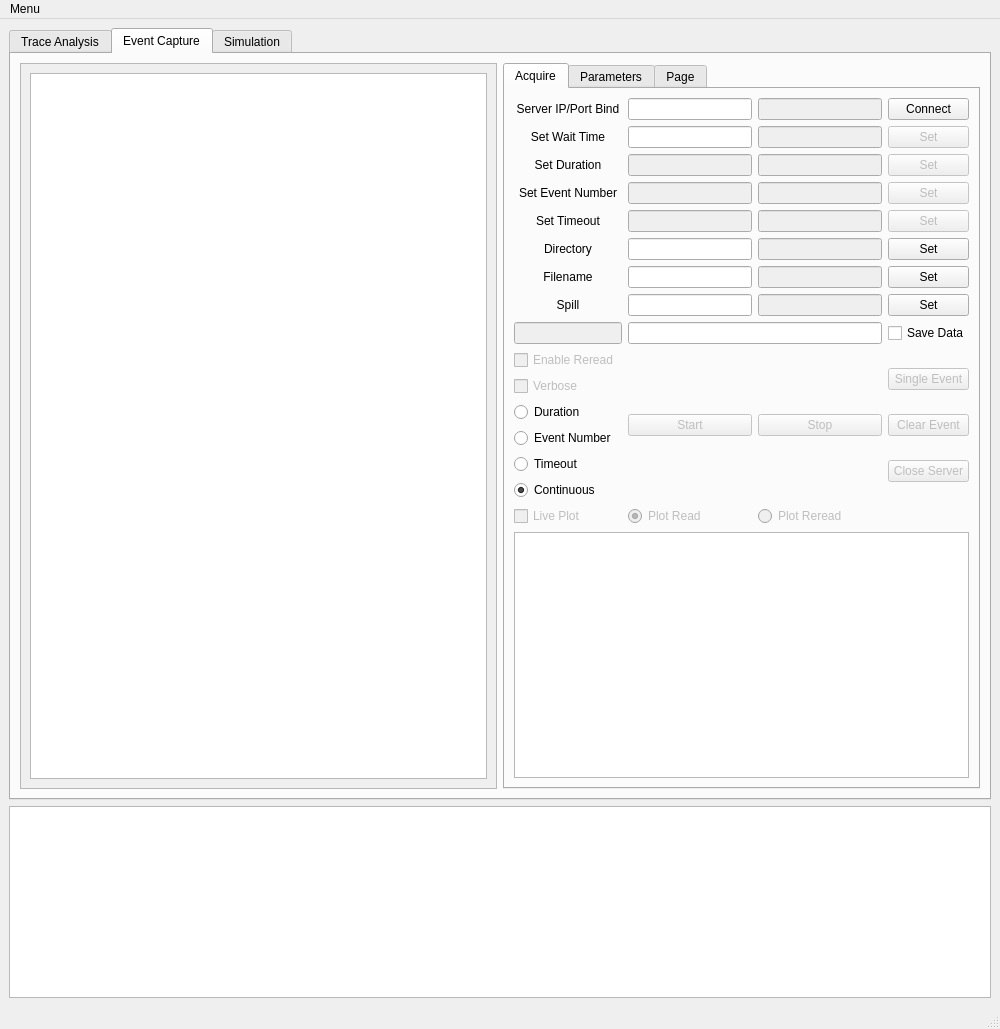
This is traceGUI_experimental.ui in zdhughes5/ADS as Qt 5 draws it before an edit. The edited form follows.
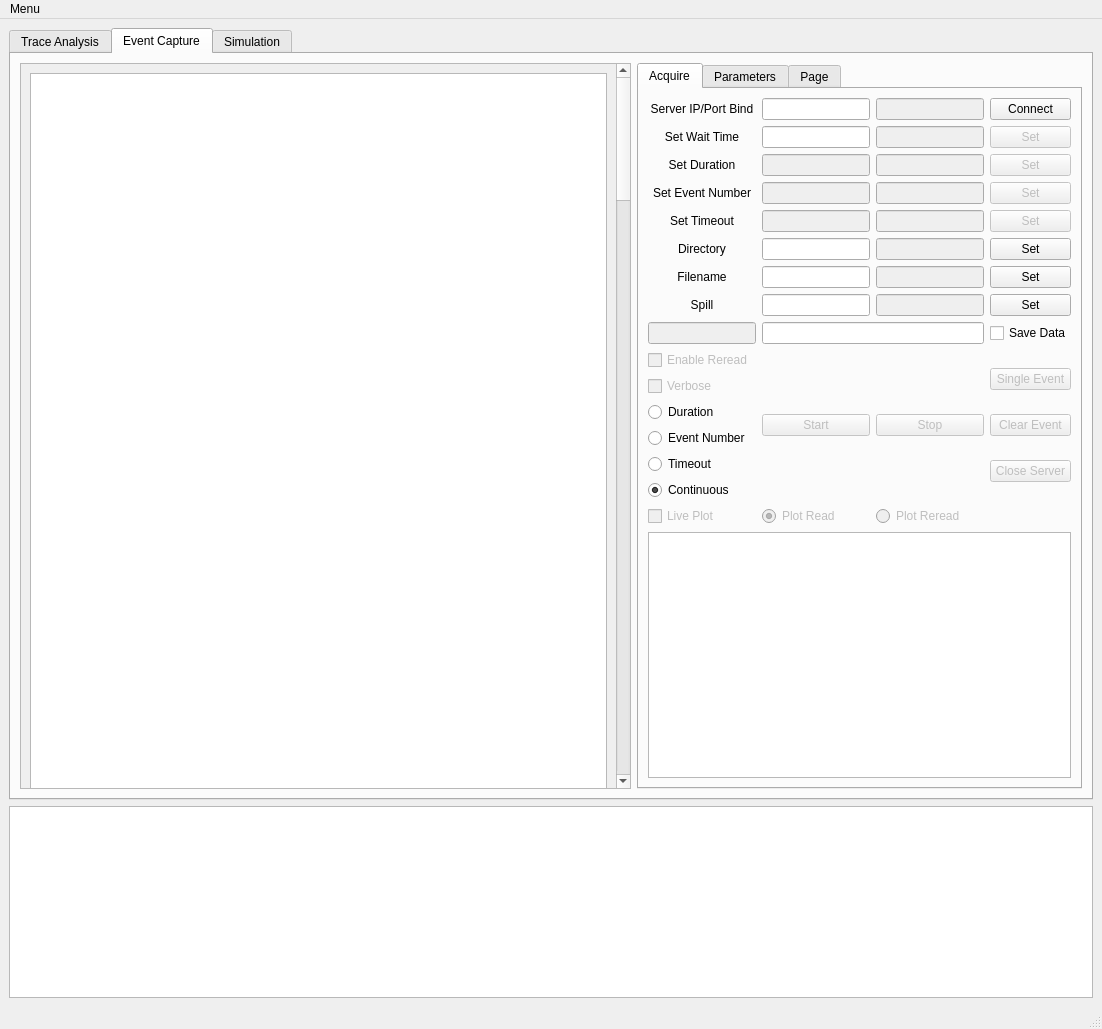
This is the edited form. Custom widgets are drawn as their Qt base class.

```diff
--- a/traceGUI_experimental.ui
+++ b/traceGUI_experimental.ui
@@ -6,7 +6,7 @@
    <rect>
     <x>0</x>
     <y>0</y>
-    <width>1000</width>
+    <width>1102</width>
     <height>1029</height>
    </rect>
   </property>
@@ -38,7 +38,7 @@
             <rect>
              <x>0</x>
              <y>0</y>
-             <width>461</width>
+             <width>512</width>
              <height>1888</height>
             </rect>
            </property>
@@ -1292,6 +1292,12 @@
        </layout>
       </widget>
       <widget class="QWidget" name="eventTab">
+       <property name="sizePolicy">
+        <sizepolicy hsizetype="Preferred" vsizetype="Preferred">
+         <horstretch>0</horstretch>
+         <verstretch>0</verstretch>
+        </sizepolicy>
+       </property>
        <attribute name="title">
         <string>Event Capture</string>
        </attribute>
@@ -1299,11 +1305,17 @@
         <item>
          <widget class="QScrollArea" name="EventLeftSide">
           <property name="sizePolicy">
-           <sizepolicy hsizetype="Preferred" vsizetype="Preferred">
-            <horstretch>0</horstretch>
+           <sizepolicy hsizetype="Expanding" vsizetype="Preferred">
+            <horstretch>2</horstretch>
             <verstretch>0</verstretch>
            </sizepolicy>
           </property>
+          <property name="minimumSize">
+           <size>
+            <width>0</width>
+            <height>0</height>
+           </size>
+          </property>
           <property name="widgetResizable">
            <bool>true</bool>
           </property>
@@ -1312,13 +1324,20 @@
             <rect>
              <x>0</x>
              <y>0</y>
-             <width>389</width>
-             <height>732</height>
+             <width>477</width>
+             <height>4518</height>
             </rect>
            </property>
            <layout class="QGridLayout" name="gridLayout_2">
             <item row="0" column="1">
-             <widget class="PlotWidget" name="LivePlotWidget"/>
+             <widget class="pgCanvas" name="LivePlotWidget">
+              <property name="minimumSize">
+               <size>
+                <width>0</width>
+                <height>4500</height>
+               </size>
+              </property>
+             </widget>
             </item>
            </layout>
           </widget>
@@ -3151,7 +3170,7 @@
     <rect>
      <x>0</x>
      <y>0</y>
-     <width>1000</width>
+     <width>1102</width>
      <height>22</height>
     </rect>
    </property>
@@ -3193,9 +3212,9 @@
    <container>1</container>
   </customwidget>
   <customwidget>
-   <class>PlotWidget</class>
+   <class>pgCanvas</class>
    <extends>QGraphicsView</extends>
-   <header>pyqtgraph</header>
+   <header>mplwidget</header>
   </customwidget>
  </customwidgets>
  <resources/>
```
